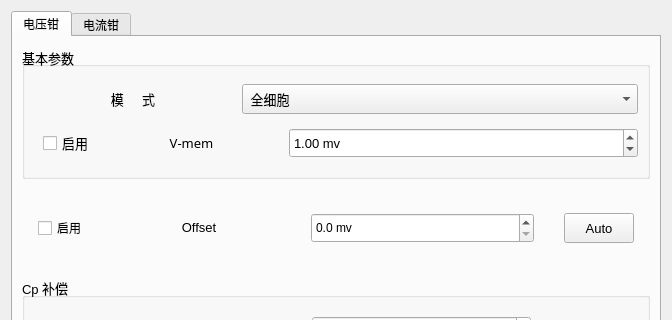
Old version of the form src/ControlStiParamPlugin/ControlStiParam/CClampTabWidget.ui in the repository IPX-192/controlStiParam; both pictures show x 0 to 672 and y 0 to 320 of the 672 by 680 pixel window.
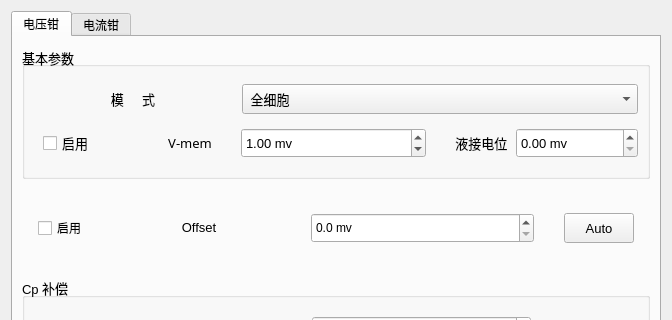
New version of the form. The open tabs and pages were chosen to show the change.

Diff of the .ui file:
```diff
--- a/src/ControlStiParamPlugin/ControlStiParam/CClampTabWidget.ui
+++ b/src/ControlStiParamPlugin/ControlStiParam/CClampTabWidget.ui
@@ -148,9 +148,9 @@
            </layout>
           </item>
           <item>
-           <layout class="QHBoxLayout" name="horizontalLayout_2" stretch="0,1,2">
+           <layout class="QHBoxLayout" name="horizontalLayout_2" stretch="0,0,1,2,0,0">
             <property name="spacing">
-             <number>10</number>
+             <number>5</number>
             </property>
             <property name="leftMargin">
              <number>9</number>
@@ -162,6 +162,22 @@
               </property>
              </widget>
             </item>
+            <item>
+             <spacer name="horizontalSpacer">
+              <property name="orientation">
+               <enum>Qt::Horizontal</enum>
+              </property>
+              <property name="sizeType">
+               <enum>QSizePolicy::Fixed</enum>
+              </property>
+              <property name="sizeHint" stdset="0">
+               <size>
+                <width>45</width>
+                <height>20</height>
+               </size>
+              </property>
+             </spacer>
+            </item>
             <item>
              <widget class="QLabel" name="v_memLabel">
               <property name="sizePolicy">
@@ -172,7 +188,7 @@
               </property>
               <property name="minimumSize">
                <size>
-                <width>100</width>
+                <width>80</width>
                 <height>0</height>
                </size>
               </property>
@@ -224,6 +240,41 @@
               </property>
              </widget>
             </item>
+            <item>
+             <widget class="QLabel" name="label_3">
+              <property name="minimumSize">
+               <size>
+                <width>80</width>
+                <height>0</height>
+               </size>
+              </property>
+              <property name="text">
+               <string>液接电位 </string>
+              </property>
+              <property name="alignment">
+               <set>Qt::AlignRight|Qt::AlignTrailing|Qt::AlignVCenter</set>
+              </property>
+             </widget>
+            </item>
+            <item>
+             <widget class="QDoubleSpinBox" name="vLiquidSpinBox">
+              <property name="sizePolicy">
+               <sizepolicy hsizetype="Expanding" vsizetype="Fixed">
+                <horstretch>0</horstretch>
+                <verstretch>0</verstretch>
+               </sizepolicy>
+              </property>
+              <property name="minimumSize">
+               <size>
+                <width>122</width>
+                <height>30</height>
+               </size>
+              </property>
+              <property name="suffix">
+               <string> mv</string>
+              </property>
+             </widget>
+            </item>
            </layout>
           </item>
          </layout>
```
Left out of the diff: 2 changed lines with no effect on the pictures.
